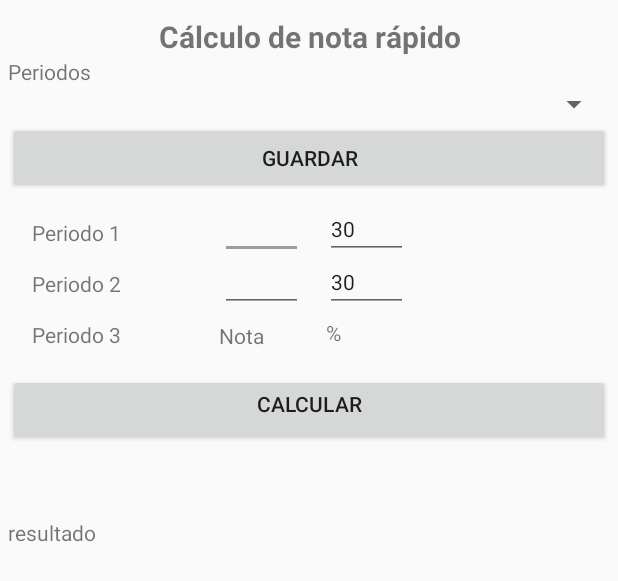
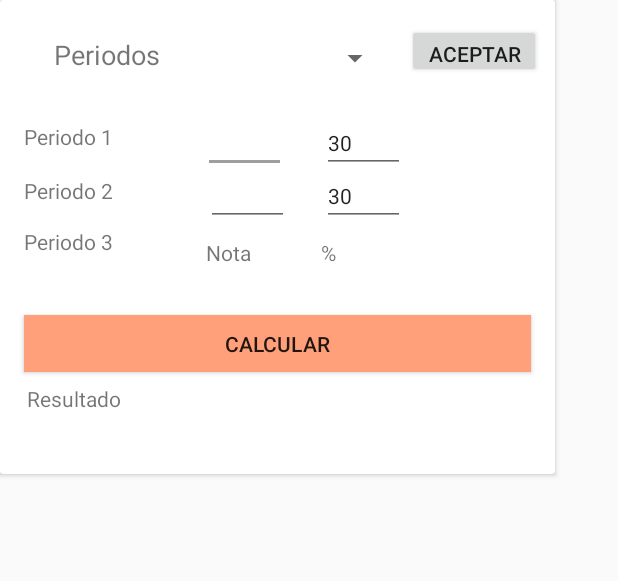
Before and after one commit to SantiagoParra/AllSchool, an Android app: the layout activity_calculo_nota.xml on its own in the app's theme, with its tools: preview values and no code run, on a phone screen of 412 x 824 dp. Shown: the top 581 px of the screen. Run offline under Robolectric (Android 15) with nearby library versions, the light colour scheme and no system bars.

Commit message:
Calculo bienn

```diff
--- a/app/src/main/java/com/example/allschool/CalculoNota.java
+++ b/app/src/main/java/com/example/allschool/CalculoNota.java
@@ -1,5 +1,6 @@
 package com.example.allschool;
 
+import android.support.v7.app.ActionBar;
 import android.support.v7.app.AppCompatActivity;
 import android.os.Bundle;
 import android.util.Log;
@@ -30,7 +31,6 @@ public class CalculoNota extends AppCompatActivity {
     private TextView tv_periodo3;
 
     private Button btn_calcular3;
-    private Button btn_calcular2;
 
     @Override
     protected void onCreate(Bundle savedInstanceState) {
@@ -43,16 +43,17 @@ public class CalculoNota extends AppCompatActivity {
         txt_porc1 = (EditText) findViewById(R.id.txt_porc1);
         txt_porc2 = (EditText) findViewById(R.id.txt_porc2);
         tv_porc3 = (TextView) findViewById(R.id.tv_porc3);
-        tv1 = (TextView) findViewById(R.id.resultado);
-        btn_calcular2 = (Button) findViewById(R.id.calcular2);
+        tv1 = (TextView) findViewById(R.id.tv_1);
         btn_calcular3 = (Button) findViewById(R.id.btn_calcular);
         tv_periodo2 = (TextView) findViewById(R.id.tv_periodo2);
         tv_periodo3 = (TextView) findViewById(R.id.tv_periodo3);
+        ActionBar actionbar = getSupportActionBar();
+        actionbar.setTitle("Calculo de nota");
 
 
 
         s1 = (Spinner)findViewById(R.id.spinner_cortes);
-        String [] opciones = {"3 cortes", "2 cortes", "4 cortes", "5 cortes"};
+        String [] opciones = {"3", "2", };
          ArrayAdapter<String> adapter = new ArrayAdapter<String>(this, android.R.layout.simple_list_item_single_choice, opciones);
         s1.setAdapter(adapter);
     }
@@ -85,17 +86,16 @@ public class CalculoNota extends AppCompatActivity {
                     String porc = String.valueOf(porcentaj3);
                     tv_porc3.setText(porc);
 
-                if((d_nota1 <=5.0&&d_nota1>=0.0)&&(d_nota2<=5.0&&d_nota2>=0.0)) {
+                if((d_nota1 <=5.0&&d_nota1>=0)&&(d_nota2<=5.0&&d_nota2>=0.0)) {
 
                     double respuesta =  (3.0 - ((d_nota1 * d_porc1 / 100)+ (d_nota2 * d_porc2 / 100)));
                     double rta = respuesta /porcentaje;
-                    if(rta<=5 && rta >0) {
+                    if(rta<=5 && rta >=0) {
                         DecimalFormat df = new DecimalFormat("#.00");
                         String numberAsString = new Double(df.format(rta)).toString();
 
                         tv_nota3.setText(numberAsString);
                         tv1.setText("Para pasar con 3.0 usted necesita "+numberAsString + " en su último corte");
-                        Toast.makeText(this, numberAsString, Toast.LENGTH_LONG).show();
                     }
                     else
                     {
@@ -183,7 +183,7 @@ public class CalculoNota extends AppCompatActivity {
     {
 
         String seleccion = s1.getSelectedItem().toString();
-        if(seleccion.equals("2 cortes"))
+        if(seleccion.equals("2"))
         {
             txt_nota2.setVisibility(View.INVISIBLE);
             txt_porc2.setVisibility(View.INVISIBLE);
@@ -191,7 +191,7 @@ public class CalculoNota extends AppCompatActivity {
             tv_periodo2.setVisibility(View.INVISIBLE);
             tv_periodo3.setText("Periodo 2");
            // btn_calcular2.setVisibility(View.VISIBLE);
-            txt_porc1.setText("");
+            txt_porc1.setText("50");
             txt_nota1.setText("");
             tv_nota3.setText("Nota");
             tv_porc3.setText("%");
@@ -204,16 +204,15 @@ public class CalculoNota extends AppCompatActivity {
 
 
         }
-        else if(seleccion.equals("3 cortes"))
+        else if(seleccion.equals("3"))
         {
             txt_nota2.setVisibility(View.VISIBLE);
             txt_porc2.setVisibility(View.VISIBLE);
             tv_periodo2.setVisibility(View.VISIBLE);
             tv_periodo3.setText("Periodo 3");
             btn_calcular3.setVisibility(View.VISIBLE);
-            btn_calcular2.setVisibility(View.INVISIBLE);
-            txt_porc1.setText("");
-            txt_porc2.setText("");
+            txt_porc1.setText("30");
+            txt_porc2.setText("30");
             txt_nota1.setText("");
             txt_nota2.setText("");
             tv_nota3.setText("Nota");
--- a/app/src/main/res/layout/activity_calculo_nota.xml
+++ b/app/src/main/res/layout/activity_calculo_nota.xml
@@ -1,71 +1,81 @@
 <?xml version="1.0" encoding="utf-8"?>
-<LinearLayout xmlns:android="http://schemas.android.com/apk/res/android"
+<android.support.v7.widget.CardView xmlns:android="http://schemas.android.com/apk/res/android"
     xmlns:app="http://schemas.android.com/apk/res-auto"
     xmlns:tools="http://schemas.android.com/tools"
-    android:orientation="vertical" android:layout_width="match_parent"
-    android:layout_height="match_parent"
+    android:layout_width="wrap_content"
+    android:layout_height="wrap_content"
+    android:orientation="vertical"
     android:padding="5dp"
     tools:context=".CalculoNota">
 
->
-
-
-    <TextView
-        android:id="@+id/textView"
-        android:layout_width="match_parent"
-        android:layout_height="wrap_content"
-        android:gravity="center"
-        android:text="@string/txt_calculonota"
-        android:textSize="20sp"
-        android:layout_marginTop="5dp"
-        android:textStyle="bold" />
-
-    <TextView
-        android:id="@+id/tv_cortes"
-        android:layout_width="match_parent"
-        android:layout_height="wrap_content"
-        android:text="Periodos" />
-
-    <Spinner
-        android:id="@+id/spinner_cortes"
-        android:layout_width="match_parent"
-        android:layout_height="wrap_content" />
-
-    <Button
-        android:id="@+id/btn_Guardar"
-        android:layout_width="match_parent"
-        android:layout_height="wrap_content"
-        android:onClick="spinner"
-        android:text="Guardar" />
 
     <android.support.constraint.ConstraintLayout
-        android:layout_width="275dp"
-        android:layout_height="120dp"
+
+        android:layout_width="370dp"
+        android:layout_height="316dp"
         tools:layout_editor_absoluteX="5dp"
         tools:layout_editor_absoluteY="37dp">
 
 
         <TextView
             android:id="@+id/tv_periodo1"
-            android:layout_width="65dp"
-            android:layout_height="22dp"
+            android:layout_width="67dp"
+            android:layout_height="24dp"
             android:layout_marginStart="16dp"
             android:layout_marginLeft="16dp"
-            android:layout_marginTop="16dp"
+            android:layout_marginTop="28dp"
             android:text="@string/txt_periodo1"
             android:textSize="14sp"
             app:layout_constraintStart_toStartOf="parent"
-            app:layout_constraintTop_toTopOf="parent"
+            app:layout_constraintTop_toBottomOf="@+id/tv_cortes"
             tools:ignore="MissingConstraints" />
+
+        <TextView
+            android:id="@+id/tv_cortes"
+            android:layout_width="77dp"
+            android:layout_height="29dp"
+            android:layout_marginStart="36dp"
+            android:layout_marginLeft="36dp"
+            android:layout_marginTop="24dp"
+            android:text="Periodos"
+            android:textSize="18sp"
+            app:layout_constraintStart_toStartOf="parent"
+            app:layout_constraintTop_toTopOf="parent" />
+
+        <Spinner
+            android:id="@+id/spinner_cortes"
+            android:layout_width="127dp"
+            android:layout_height="29dp"
+            android:layout_marginStart="20dp"
+            android:layout_marginLeft="20dp"
+            android:layout_marginTop="24dp"
+            app:layout_constraintStart_toEndOf="@+id/tv_cortes"
+            app:layout_constraintTop_toTopOf="parent" />
+
+        <Button
+            android:id="@+id/btn_Guardar"
+            android:layout_width="89dp"
+            android:layout_height="36dp"
+            android:layout_marginStart="8dp"
+            android:layout_marginLeft="8dp"
+            android:layout_marginTop="16dp"
+            android:layout_marginEnd="8dp"
+            android:layout_marginRight="8dp"
+            android:onClick="spinner"
+            android:text="Aceptar"
+            app:layout_constraintEnd_toEndOf="parent"
+            app:layout_constraintHorizontal_bias="0.727"
+            app:layout_constraintStart_toEndOf="@+id/spinner_cortes"
+            app:layout_constraintTop_toTopOf="parent" />
 
         <EditText
             android:id="@+id/txt_nota1"
             android:layout_width="55dp"
             android:layout_height="35dp"
-            android:layout_marginStart="60dp"
-            android:layout_marginLeft="60dp"
-            android:layout_marginTop="8dp"
-            android:ems="10"
+            android:layout_marginStart="52dp"
+            android:layout_marginLeft="52dp"
+            android:layout_marginTop="80dp"
+            android:ems="8"
             android:inputType="numberDecimal"
             android:textSize="14sp"
             app:layout_constraintStart_toEndOf="@+id/tv_periodo1"
@@ -77,7 +87,7 @@
             android:layout_height="35dp"
             android:layout_marginStart="8dp"
             android:layout_marginLeft="8dp"
-            android:layout_marginTop="8dp"
+            android:layout_marginTop="28dp"
             android:layout_marginEnd="8dp"
             android:layout_marginRight="8dp"
             android:ems="10"
@@ -86,9 +96,9 @@
             android:text="30"
             android:textSize="14sp"
             app:layout_constraintEnd_toEndOf="parent"
-            app:layout_constraintHorizontal_bias="0.875"
+            app:layout_constraintHorizontal_bias="0.146"
             app:layout_constraintStart_toEndOf="@+id/txt_nota1"
-            app:layout_constraintTop_toTopOf="parent" />
+            app:layout_constraintTop_toBottomOf="@+id/btn_Guardar" />
 
         <TextView
             android:id="@+id/tv_periodo2"
@@ -106,8 +116,8 @@
             android:id="@+id/txt_nota2"
             android:layout_width="55dp"
             android:layout_height="35dp"
-            android:layout_marginStart="60dp"
-            android:layout_marginLeft="60dp"
+            android:layout_marginStart="56dp"
+            android:layout_marginLeft="56dp"
             android:ems="8"
             android:inputType="numberDecimal"
             android:textSize="14sp"
@@ -128,7 +138,7 @@
             android:text="30"
             android:textSize="14sp"
             app:layout_constraintEnd_toEndOf="parent"
-            app:layout_constraintHorizontal_bias="0.875"
+            app:layout_constraintHorizontal_bias="0.134"
             app:layout_constraintStart_toEndOf="@+id/txt_nota2"
             app:layout_constraintTop_toBottomOf="@+id/txt_porc1"
             tools:ignore="MissingConstraints" />
@@ -149,12 +159,16 @@
             android:id="@+id/tv_porc3"
             android:layout_width="55dp"
             android:layout_height="35dp"
-            android:layout_marginTop="4dp"
-            android:layout_marginEnd="8dp"
+            android:layout_marginStart="8dp"
+            android:layout_marginLeft="8dp"
+            android:layout_marginTop="8dp"
+            android:layout_marginEnd="76dp"
             android:layout_marginRight="8dp"
             android:text="%"
             app:layout_constraintBottom_toBottomOf="parent"
             app:layout_constraintEnd_toEndOf="parent"
+            app:layout_constraintHorizontal_bias="0.358"
+            app:layout_constraintStart_toEndOf="@+id/tv_nota3"
             app:layout_constraintTop_toBottomOf="@+id/txt_porc2"
             app:layout_constraintVertical_bias="0.0" />
 
@@ -162,44 +176,48 @@
             android:id="@+id/tv_nota3"
             android:layout_width="55dp"
             android:layout_height="35dp"
+            android:layout_marginStart="56dp"
+            android:layout_marginLeft="56dp"
+            android:layout_marginTop="8dp"
+            android:layout_marginBottom="8dp"
+            android:text="Nota"
+            app:layout_constraintBottom_toBottomOf="parent"
+            app:layout_constraintStart_toEndOf="@+id/tv_periodo3"
+            app:layout_constraintTop_toBottomOf="@+id/txt_nota2"
+            app:layout_constraintVertical_bias="0.0" />
+
+        <Button
+            android:id="@+id/btn_calcular"
+            android:layout_width="338dp"
+            android:layout_height="38dp"
+            android:layout_marginStart="8dp"
+            android:layout_marginLeft="8dp"
+            android:layout_marginTop="16dp"
+            android:layout_marginEnd="8dp"
+            android:layout_marginRight="8dp"
+            android:background="@color/colorBotones"
+            android:onClick="calcular3Cortes"
+            android:text="Calcular"
+            app:layout_constraintEnd_toEndOf="parent"
+            app:layout_constraintHorizontal_bias="0.498"
+            app:layout_constraintStart_toStartOf="parent"
+            app:layout_constraintTop_toBottomOf="@+id/tv_nota3" />
+
+        <TextView
+            android:id="@+id/tv_1"
+            android:layout_width="342dp"
+            android:layout_height="0dp"
             android:layout_marginStart="8dp"
             android:layout_marginLeft="8dp"
             android:layout_marginTop="8dp"
-            android:layout_marginEnd="8dp"
-            android:layout_marginRight="8dp"
             android:layout_marginBottom="8dp"
-            android:text="Nota"
+            android:text="Resultado"
             app:layout_constraintBottom_toBottomOf="parent"
-            app:layout_constraintEnd_toStartOf="@+id/tv_porc3"
-            app:layout_constraintHorizontal_bias="0.866"
-            app:layout_constraintStart_toEndOf="@+id/tv_periodo3"
-            app:layout_constraintTop_toBottomOf="@+id/txt_nota2"
-            app:layout_constraintVertical_bias="0.222" />
+            app:layout_constraintEnd_toEndOf="parent"
+            app:layout_constraintStart_toStartOf="parent"
+            app:layout_constraintTop_toBottomOf="@+id/btn_calcular" />
 
 
     </android.support.constraint.ConstraintLayout>
 
-    <Button
-        android:id="@+id/btn_calcular"
-        android:layout_width="match_parent"
-        android:layout_height="wrap_content"
-        android:gravity="center|top|center_vertical"
-        android:onClick="calcular3Cortes"
-        android:text="@string/boton_calcularnota"
-        app:layout_constraintEnd_toEndOf="parent"
-        app:layout_constraintStart_toStartOf="parent" />
-
-    <Button
-        android:id="@+id/calcular2"
-        android:layout_width="match_parent"
-        android:layout_height="wrap_content"
-        android:text="Calcular."
-        android:visibility="invisible" />
-
-    <TextView
-        android:id="@+id/resultado"
-        android:layout_width="match_parent"
-        android:layout_height="wrap_content"
-        android:text="resultado" />
-
-</LinearLayout>
+</android.support.v7.widget.CardView>
--- a/app/src/main/res/values/colors.xml
+++ b/app/src/main/res/values/colors.xml
@@ -3,4 +3,5 @@
     <color name="colorPrimary">#FF5722</color>
     <color name="colorPrimaryDark">#FF5722</color>
     <color name="colorAccent">#9E9E9E</color>
+    <color name ="colorBotones">#FFA07A</color>
 </resources>
```
